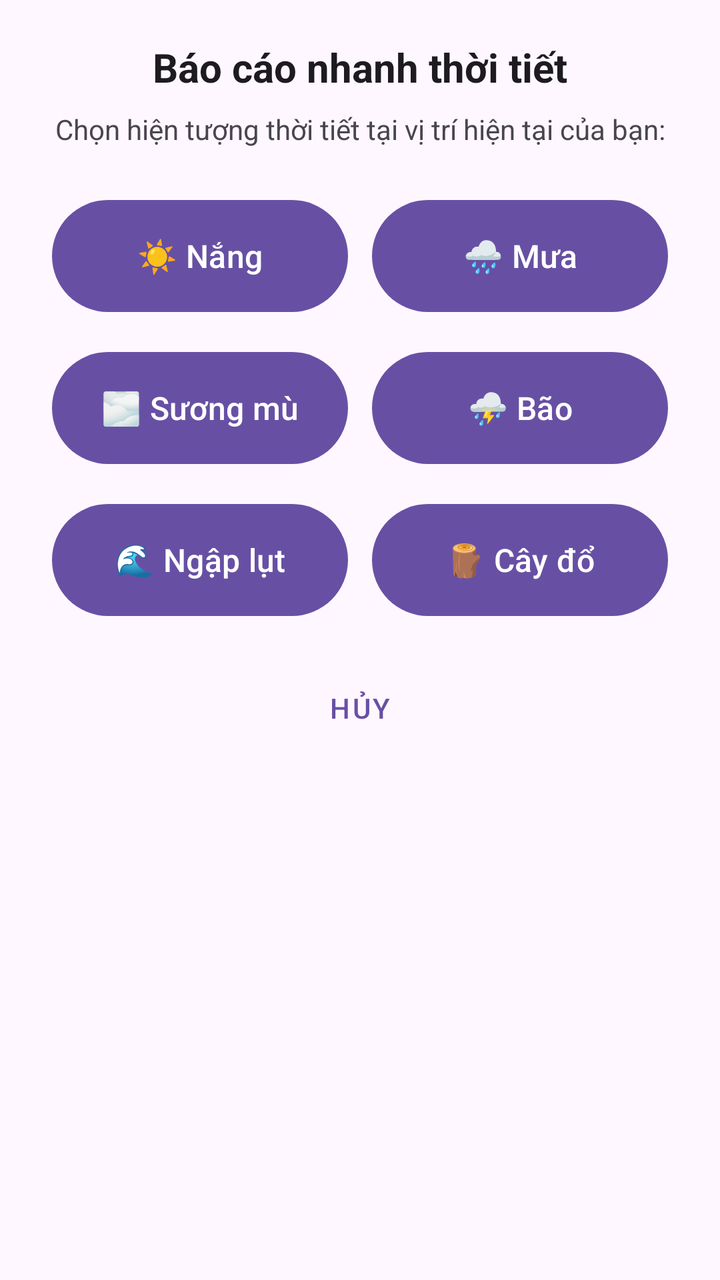
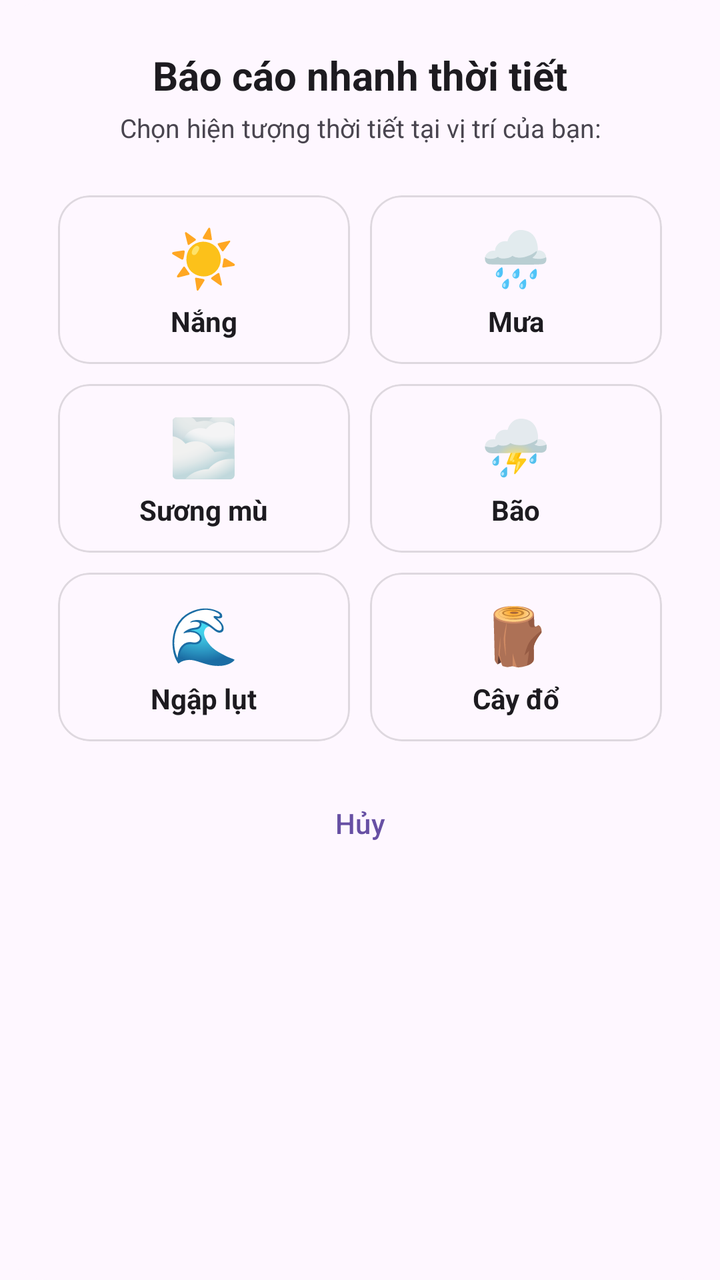

An Android layout rendered at two revisions. The XML below is the earlier revision; the diff shows what the commit changed to produce the second picture.
<!-- AndroidManifest.xml: application theme Theme.WWarning -->
<!-- res/layout/dialog_quick_report.xml -->
<?xml version="1.0" encoding="utf-8"?>
<LinearLayout xmlns:android="http://schemas.android.com/apk/res/android"
    android:layout_width="match_parent"
    android:layout_height="wrap_content"
    android:orientation="vertical"
    android:padding="20dp">

    <TextView
        android:layout_width="match_parent"
        android:layout_height="wrap_content"
        android:text="Báo cáo nhanh thời tiết"
        android:textSize="20sp"
        android:textStyle="bold"
        android:textColor="?android:attr/textColorPrimary"
        android:gravity="center"
        android:layout_marginBottom="8dp" />

    <TextView
        android:layout_width="match_parent"
        android:layout_height="wrap_content"
        android:text="Chọn hiện tượng thời tiết tại vị trí hiện tại của bạn:"
        android:textSize="14sp"
        android:textColor="?android:attr/textColorSecondary"
        android:gravity="center"
        android:layout_marginBottom="16dp" />

    <GridLayout
        android:layout_width="match_parent"
        android:layout_height="wrap_content"
        android:columnCount="2"
        android:rowCount="3">

        <Button
            android:id="@+id/btnSunny"
            android:layout_width="0dp"
            android:layout_height="64dp"
            android:layout_columnWeight="1"
            android:layout_margin="6dp"
            android:text="☀️ Nắng"
            android:textSize="16sp" />

        <Button
            android:id="@+id/btnRain"
            android:layout_width="0dp"
            android:layout_height="64dp"
            android:layout_columnWeight="1"
            android:layout_margin="6dp"
            android:text="🌧️ Mưa"
            android:textSize="16sp" />

        <Button
            android:id="@+id/btnFog"
            android:layout_width="0dp"
            android:layout_height="64dp"
            android:layout_columnWeight="1"
            android:layout_margin="6dp"
            android:text="🌫️ Sương mù"
            android:textSize="16sp" />

        <Button
            android:id="@+id/btnStorm"
            android:layout_width="0dp"
            android:layout_height="64dp"
            android:layout_columnWeight="1"
            android:layout_margin="6dp"
            android:text="⛈️ Bão"
            android:textSize="16sp" />

        <Button
            android:id="@+id/btnFlood"
            android:layout_width="0dp"
            android:layout_height="64dp"
            android:layout_columnWeight="1"
            android:layout_margin="6dp"
            android:text="🌊 Ngập lụt"
            android:textSize="16sp" />

        <Button
            android:id="@+id/btnTree"
            android:layout_width="0dp"
            android:layout_height="64dp"
            android:layout_columnWeight="1"
            android:layout_margin="6dp"
            android:text="🪵 Cây đổ"
            android:textSize="16sp" />
    </GridLayout>

    <Button
        android:id="@+id/btnCancel"
        style="@style/Widget.MaterialComponents.Button.TextButton"
        android:layout_width="match_parent"
        android:layout_height="wrap_content"
        android:layout_marginTop="12dp"
        android:text="Hủy" />

</LinearLayout>
<!-- resources referenced by this layout -->
<resources>
  <style name="Theme.WWarning" parent="Base.Theme.WWarning" />
  <style name="Base.Theme.WWarning" parent="Theme.Material3.DayNight.NoActionBar">
          
          
      </style>
</resources>

<!-- the commit's change to res/layout/dialog_quick_report.xml (unified diff, before → after) -->
@@ -1,28 +1,30 @@
 <?xml version="1.0" encoding="utf-8"?>
 <LinearLayout xmlns:android="http://schemas.android.com/apk/res/android"
+    xmlns:app="http://schemas.android.com/apk/res-auto"
     android:layout_width="match_parent"
     android:layout_height="wrap_content"
+    android:background="@drawable/bg_dialog_rounded"
     android:orientation="vertical"
-    android:padding="20dp">
+    android:padding="24dp">
 
     <TextView
         android:layout_width="match_parent"
         android:layout_height="wrap_content"
+        android:gravity="center"
         android:text="Báo cáo nhanh thời tiết"
+        android:textColor="?android:attr/textColorPrimary"
         android:textSize="20sp"
-        android:textStyle="bold"
-        android:textColor="?android:attr/textColorPrimary"
+        android:textStyle="bold" />
+
+    <TextView
+        android:layout_width="match_parent"
+        android:layout_height="wrap_content"
+        android:layout_marginTop="4dp"
+        android:layout_marginBottom="20dp"
         android:gravity="center"
-        android:layout_marginBottom="8dp" />
-
-    <TextView
-        android:layout_width="match_parent"
-        android:layout_height="wrap_content"
-        android:text="Chọn hiện tượng thời tiết tại vị trí hiện tại của bạn:"
-        android:textSize="14sp"
+        android:text="Chọn hiện tượng thời tiết tại vị trí của bạn:"
         android:textColor="?android:attr/textColorSecondary"
-        android:gravity="center"
-        android:layout_marginBottom="16dp" />
+        android:textSize="13sp" />
 
     <GridLayout
         android:layout_width="match_parent"
@@ -30,67 +32,249 @@
         android:columnCount="2"
         android:rowCount="3">
 
-        <Button
+        
+        <com.google.android.material.card.MaterialCardView
             android:id="@+id/btnSunny"
             android:layout_width="0dp"
-            android:layout_height="64dp"
-            android:layout_columnWeight="1"
-            android:layout_margin="6dp"
-            android:text="☀️ Nắng"
-            android:textSize="16sp" />
-
-        <Button
+            android:layout_height="wrap_content"
+            android:layout_columnWeight="1"
+            android:layout_margin="5dp"
+            android:clickable="true"
+            android:focusable="true"
+            app:cardCornerRadius="16dp"
+            app:cardElevation="0dp"
+            app:strokeColor="#20000000"
+            app:strokeWidth="1dp">
+
+            <LinearLayout
+                android:layout_width="match_parent"
+                android:layout_height="wrap_content"
+                android:gravity="center"
+                android:orientation="vertical"
+                android:padding="12dp">
+
+                <TextView
+                    android:layout_width="wrap_content"
+                    android:layout_height="wrap_content"
+                    android:text="☀️"
+                    android:textSize="28sp" />
+
+                <TextView
+                    android:layout_width="wrap_content"
+                    android:layout_height="wrap_content"
+                    android:layout_marginTop="4dp"
+                    android:singleLine="true"
+                    android:text="Nắng"
+                    android:textColor="?android:attr/textColorPrimary"
+                    android:textSize="14sp"
+                    android:textStyle="bold" />
+            </LinearLayout>
+        </com.google.android.material.card.MaterialCardView>
+
+        
+        <com.google.android.material.card.MaterialCardView
             android:id="@+id/btnRain"
             android:layout_width="0dp"
-            android:layout_height="64dp"
-            android:layout_columnWeight="1"
-            android:layout_margin="6dp"
-            android:text="🌧️ Mưa"
-            android:textSize="16sp" />
-
-        <Button
+            android:layout_height="wrap_content"
+            android:layout_columnWeight="1"
+            android:layout_margin="5dp"
+            android:clickable="true"
+            android:focusable="true"
+            app:cardCornerRadius="16dp"
+            app:cardElevation="0dp"
+            app:strokeColor="#20000000"
+            app:strokeWidth="1dp">
+
+            <LinearLayout
+                android:layout_width="match_parent"
+                android:layout_height="wrap_content"
+                android:gravity="center"
+                android:orientation="vertical"
+                android:padding="12dp">
+
+                <TextView
+                    android:layout_width="wrap_content"
+                    android:layout_height="wrap_content"
+                    android:text="🌧️"
+                    android:textSize="28sp" />
+
+                <TextView
+                    android:layout_width="wrap_content"
+                    android:layout_height="wrap_content"
+                    android:layout_marginTop="4dp"
+                    android:singleLine="true"
+                    android:text="Mưa"
+                    android:textColor="?android:attr/textColorPrimary"
+                    android:textSize="14sp"
+                    android:textStyle="bold" />
+            </LinearLayout>
+        </com.google.android.material.card.MaterialCardView>
+
+        
+        <com.google.android.material.card.MaterialCardView
             android:id="@+id/btnFog"
             android:layout_width="0dp"
-            android:layout_height="64dp"
-            android:layout_columnWeight="1"
-            android:layout_margin="6dp"
-            android:text="🌫️ Sương mù"
-            android:textSize="16sp" />
-
-        <Button
+            android:layout_height="wrap_content"
+            android:layout_columnWeight="1"
+            android:layout_margin="5dp"
+            android:clickable="true"
+            android:focusable="true"
+            app:cardCornerRadius="16dp"
+            app:cardElevation="0dp"
+            app:strokeColor="#20000000"
+            app:strokeWidth="1dp">
+
+            <LinearLayout
+                android:layout_width="match_parent"
+                android:layout_height="wrap_content"
+                android:gravity="center"
+                android:orientation="vertical"
+                android:padding="12dp">
+
+                <TextView
+                    android:layout_width="wrap_content"
+                    android:layout_height="wrap_content"
+                    android:text="🌫️"
+                    android:textSize="28sp" />
+
+                <TextView
+                    android:layout_width="wrap_content"
+                    android:layout_height="wrap_content"
+                    android:layout_marginTop="4dp"
+                    android:singleLine="true"
+                    android:text="Sương mù"
+                    android:textColor="?android:attr/textColorPrimary"
+                    android:textSize="14sp"
+                    android:textStyle="bold" />
+            </LinearLayout>
+        </com.google.android.material.card.MaterialCardView>
+
+        
+        <com.google.android.material.card.MaterialCardView
             android:id="@+id/btnStorm"
             android:layout_width="0dp"
-            android:layout_height="64dp"
-            android:layout_columnWeight="1"
-            android:layout_margin="6dp"
-            android:text="⛈️ Bão"
-            android:textSize="16sp" />
-
-        <Button
+            android:layout_height="wrap_content"
+            android:layout_columnWeight="1"
+            android:layout_margin="5dp"
+            android:clickable="true"
+            android:focusable="true"
+            app:cardCornerRadius="16dp"
+            app:cardElevation="0dp"
+            app:strokeColor="#20000000"
+            app:strokeWidth="1dp">
+
+            <LinearLayout
+                android:layout_width="match_parent"
+                android:layout_height="wrap_content"
+                android:gravity="center"
+                android:orientation="vertical"
+                android:padding="12dp">
+
+                <TextView
+                    android:layout_width="wrap_content"
+                    android:layout_height="wrap_content"
+                    android:text="⛈️"
+                    android:textSize="28sp" />
+
+                <TextView
+                    android:layout_width="wrap_content"
+                    android:layout_height="wrap_content"
+                    android:layout_marginTop="4dp"
+                    android:singleLine="true"
+                    android:text="Bão"
+                    android:textColor="?android:attr/textColorPrimary"
+                    android:textSize="14sp"
+                    android:textStyle="bold" />
+            </LinearLayout>
+        </com.google.android.material.card.MaterialCardView>
+
+        
+        <com.google.android.material.card.MaterialCardView
             android:id="@+id/btnFlood"
             android:layout_width="0dp"
-            android:layout_height="64dp"
-            android:layout_columnWeight="1"
-            android:layout_margin="6dp"
-            android:text="🌊 Ngập lụt"
-            android:textSize="16sp" />
-
-        <Button
+            android:layout_height="wrap_content"
+            android:layout_columnWeight="1"
+            android:layout_margin="5dp"
+            android:clickable="true"
+            android:focusable="true"
+            app:cardCornerRadius="16dp"
+            app:cardElevation="0dp"
+            app:strokeColor="#20000000"
+            app:strokeWidth="1dp">
+
+            <LinearLayout
+                android:layout_width="match_parent"
+                android:layout_height="wrap_content"
+                android:gravity="center"
+                android:orientation="vertical"
+                android:padding="12dp">
+
+                <TextView
+                    android:layout_width="wrap_content"
+                    android:layout_height="wrap_content"
+                    android:text="🌊"
+                    android:textSize="28sp" />
+
+                <TextView
+                    android:layout_width="wrap_content"
+                    android:layout_height="wrap_content"
+                    android:layout_marginTop="4dp"
+                    android:singleLine="true"
+                    android:text="Ngập lụt"
+                    android:textColor="?android:attr/textColorPrimary"
+                    android:textSize="14sp"
+                    android:textStyle="bold" />
+            </LinearLayout>
+        </com.google.android.material.card.MaterialCardView>
+
+        
+        <com.google.android.material.card.MaterialCardView
             android:id="@+id/btnTree"
             android:layout_width="0dp"
-            android:layout_height="64dp"
-            android:layout_columnWeight="1"
-            android:layout_margin="6dp"
-            android:text="🪵 Cây đổ"
-            android:textSize="16sp" />
+            android:layout_height="wrap_content"
+            android:layout_columnWeight="1"
+            android:layout_margin="5dp"
+            android:clickable="true"
+            android:focusable="true"
+            app:cardCornerRadius="16dp"
+            app:cardElevation="0dp"
+            app:strokeColor="#20000000"
+            app:strokeWidth="1dp">
+
+            <LinearLayout
+                android:layout_width="match_parent"
+                android:layout_height="wrap_content"
+                android:gravity="center"
+                android:orientation="vertical"
+                android:padding="12dp">
+
+                <TextView
+                    android:layout_width="wrap_content"
+                    android:layout_height="wrap_content"
+                    android:text="🪵"
+                    android:textSize="28sp" />
+
+                <TextView
+                    android:layout_width="wrap_content"
+                    android:layout_height="wrap_content"
+                    android:layout_marginTop="4dp"
+                    android:singleLine="true"
+                    android:text="Cây đổ"
+                    android:textColor="?android:attr/textColorPrimary"
+                    android:textSize="14sp"
+                    android:textStyle="bold" />
+            </LinearLayout>
+        </com.google.android.material.card.MaterialCardView>
+
     </GridLayout>
 
-    <Button
+    <com.google.android.material.button.MaterialButton
         android:id="@+id/btnCancel"
-        style="@style/Widget.MaterialComponents.Button.TextButton"
-        android:layout_width="match_parent"
-        android:layout_height="wrap_content"
+        style="@style/Widget.Material3.Button.TextButton"
+        android:layout_width="match_parent"
+        android:layout_height="48dp"
         android:layout_marginTop="12dp"
-        android:text="Hủy" />
+        android:text="Hủy"
+        android:textSize="14sp" />
 
 </LinearLayout>
<!-- resource entries referenced after the edit -->
@@ -1,5 +1,12 @@
 <!-- resources referenced by this layout -->
 <resources>
+  <!-- drawable bg_dialog_rounded (drawable) -->
+  <?xml version="1.0" encoding="utf-8"?>
+  <shape xmlns:android="http://schemas.android.com/apk/res/android"
+      android:shape="rectangle">
+      <solid android:color="?android:attr/colorBackground" />
+      <corners android:radius="24dp" />
+  </shape>
   <style name="Theme.WWarning" parent="Base.Theme.WWarning" />
   <style name="Base.Theme.WWarning" parent="Theme.Material3.DayNight.NoActionBar">
           
